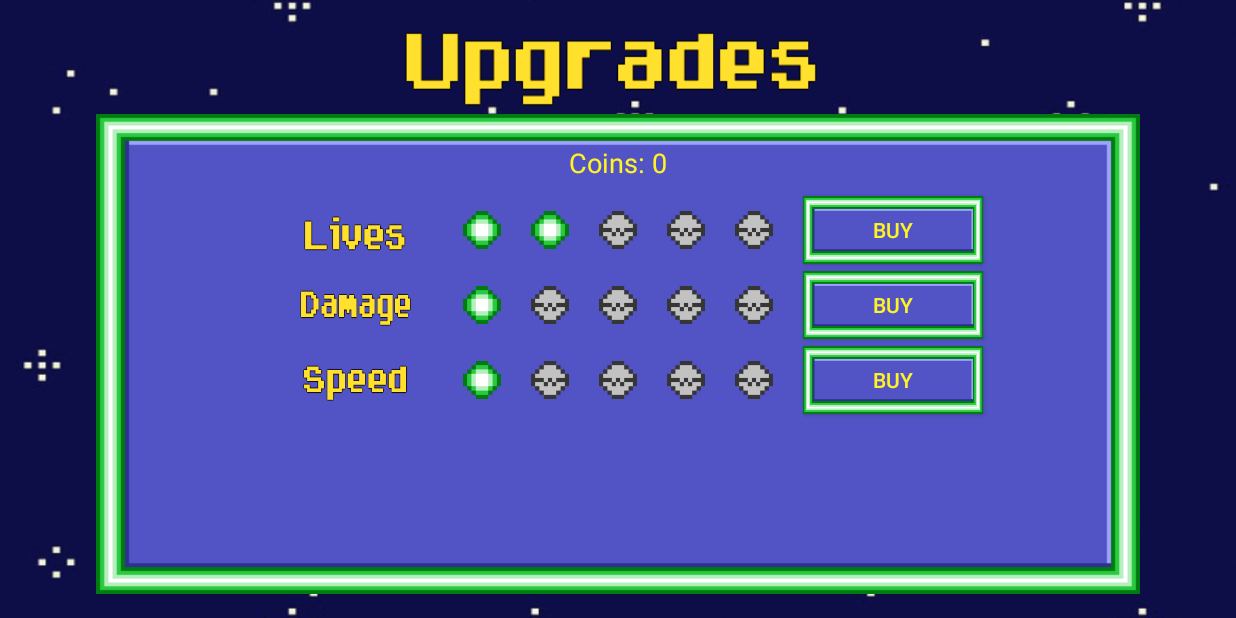
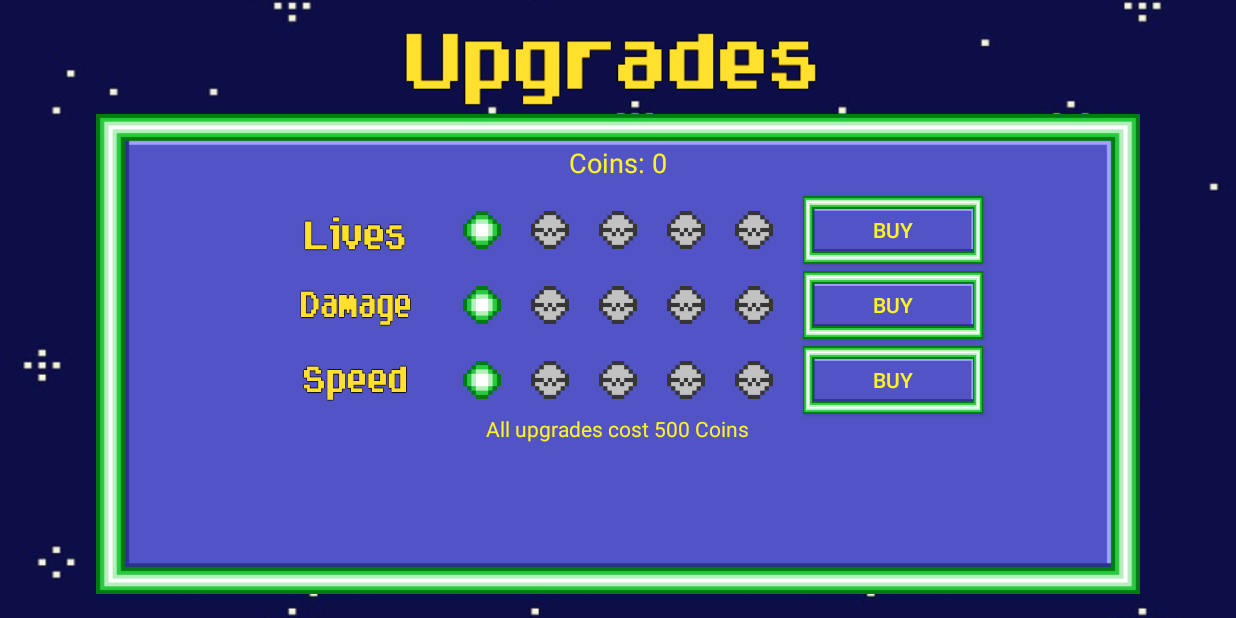
Before and after one commit to peter992233/CSCI342Project, an Android app: the UpgradesActivity screen opened directly, with no data from a screen before it, after a tap on "BUY", on a phone screen of 824 x 412 dp (held sideways). Run offline under Robolectric (Android 15) with nearby library versions, the phone set to English and light mode, and no system bars; pictures from the network do not load.

Commit message:
made coins cost 250 for testing

```diff
--- a/Project/CSCI342-GroupProject/app/src/main/java/com/example/peter/csci342_groupproject/GameView.java
+++ b/Project/CSCI342-GroupProject/app/src/main/java/com/example/peter/csci342_groupproject/GameView.java
@@ -602,7 +602,7 @@ public class GameView extends SurfaceView implements Runnable {
                     coins.remove(c);
                     if ((gd.getSoundFX() && (coinLoaded)))
                         soundPool.play(coinID, gd.getVolume().floatValue(), gd.getVolume().floatValue(), 1, 0, 1f);
-                    currency = currency + 10;
+                    currency = currency + 250;
                 }
             }
 
--- a/Project/CSCI342-GroupProject/app/src/main/java/com/example/peter/csci342_groupproject/UpgradesActivity.java
+++ b/Project/CSCI342-GroupProject/app/src/main/java/com/example/peter/csci342_groupproject/UpgradesActivity.java
@@ -25,9 +25,7 @@ public class UpgradesActivity extends AppCompatActivity {
         super.onCreate(savedInstanceState);
         setContentView(R.layout.activity_upgrades);
 
-        TextView coins = (TextView) this.findViewById(R.id.Currency);
-        String coinsText = "Coins: " + gd.getCurrency().toString();
-        coins.setText(coinsText);
+        showCoins(gd.getCurrency());
 
         //set lives
         updateLives();
@@ -52,6 +50,12 @@ public class UpgradesActivity extends AppCompatActivity {
         });
         soundID = sp.load(this, R.raw.mainmenumusic, 1);
 
+    }
+
+    private void showCoins(int coins) {
+        TextView coinText = (TextView) this.findViewById(R.id.Currency);
+        String coinsText = "Coins: " + coins;
+        coinText.setText(coinsText);
     }
 
     private void updateLives() {
@@ -171,32 +175,49 @@ public class UpgradesActivity extends AppCompatActivity {
 
     public void buyLife(View view) {
 
+        int coins = gd.getCurrency();
+        if (coins >= 500){
             if (gd.getBaseLives() < 5) {
                 DBHelper dbHelper = new DBHelper(getApplicationContext());
 
-            if (gd.setBaseLives((gd.getBaseLives() + 1), dbHelper))
+                if (gd.setBaseLives((gd.getBaseLives() + 1), dbHelper)) {
                     updateLives();
+                    gd.setCurrency((coins - 500), dbHelper);
+                    showCoins((coins-500));
+                }
+            }
         }
     }
 
     public void buyDamage(View view) {
 
+        int coins = gd.getCurrency();
+        if (coins >= 500) {
             if (gd.getBaseDamage() < 5) {
                 DBHelper dbHelper = new DBHelper(getApplicationContext());
 
-            if (gd.setBaseDamage((gd.getBaseDamage() + 1), dbHelper))
+                if (gd.setBaseDamage((gd.getBaseDamage() + 1), dbHelper)) {
                     updateDamage();
+                    gd.setCurrency((coins - 500), dbHelper);
+                    showCoins((coins - 500));
+                }
+            }
         }
     }
 
     public void buySpeed(View view) {
-        GameData gd = GameData.getInstance();
 
+        int coins = gd.getCurrency();
+        if (coins >= 500) {
             if (gd.getBaseSpeed() < 5) {
                 DBHelper dbHelper = new DBHelper(getApplicationContext());
 
-            if (gd.setBaseSpeed((gd.getBaseSpeed() + 1), dbHelper))
+                if (gd.setBaseSpeed((gd.getBaseSpeed() + 1), dbHelper)) {
                     updateSpeed();
+                    gd.setCurrency((coins - 500), dbHelper);
+                    showCoins((coins - 500));
+                }
+            }
         }
     }
 
--- a/Project/CSCI342-GroupProject/app/src/main/res/layout/activity_upgrades.xml
+++ b/Project/CSCI342-GroupProject/app/src/main/res/layout/activity_upgrades.xml
@@ -278,6 +278,22 @@
             android:textColor="#fff325"
             android:textSize="14sp" />
 
+        <TextView
+            android:id="@+id/upgradeCost"
+            android:layout_width="wrap_content"
+            android:layout_height="wrap_content"
+            android:layout_below="@+id/Speed3"
+            android:layout_centerHorizontal="true"
+            android:layout_marginLeft="30dp"
+            android:layout_marginRight="30dp"
+            android:layout_marginTop="10dp"
+            android:layout_weight="1"
+            android:gravity="center"
+            android:text="All upgrades cost 500 Coins"
+            android:textAlignment="center"
+            android:textAppearance="?android:attr/textAppearanceSmall"
+            android:textColor="#fff325" />
+
     </RelativeLayout>
 
 
```
Lines whose indentation alone changed are shown as unchanged.
